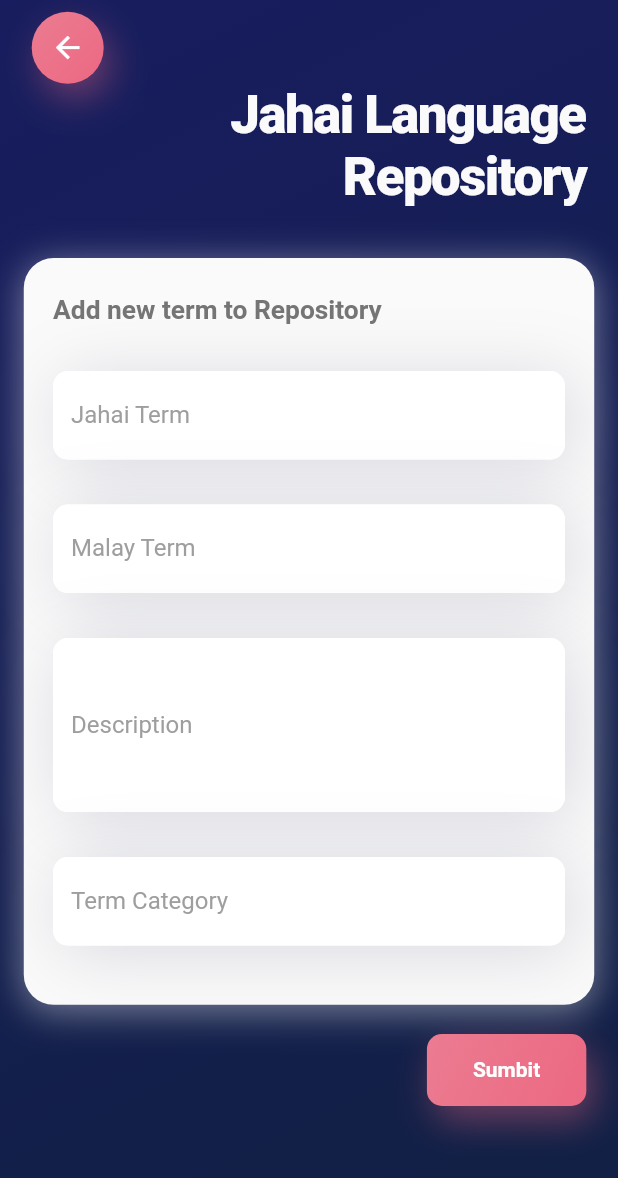
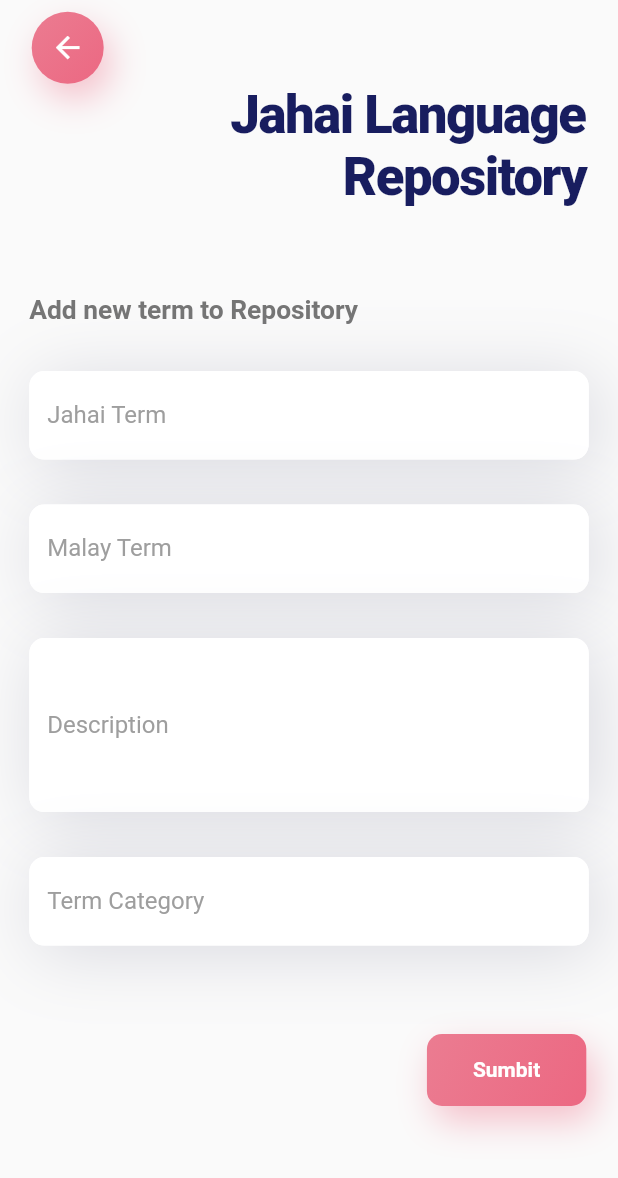
Before and after one commit to aisarnazmi/digital_jahai, a Flutter app: the LibraryScreen screen opened directly, on a phone screen of 412 x 824 dp. Shown: the top 1178 px of the screen. Run offline on Flutter 3.47's test engine with Material 2 defaults, Android fonts, the phone set to English and light mode, and no system bars; our stand-ins replace cool_alert, flutter_linkify, flutter_screenutil, modal_bottom_sheet, skeleton_text; missing offline and left inert: ms_undraw; statements that could not run were skipped.

Commit message:
change library bg color

```diff
--- a/lib/screens/library_screen.dart
+++ b/lib/screens/library_screen.dart
@@ -70,16 +70,17 @@ class _LibraryScreenState extends State<LibraryScreen> {
   @override
   Widget build(BuildContext context) {
     return Container(
-      decoration: const BoxDecoration(
-        gradient: LinearGradient(
-          begin: Alignment.topLeft,
-          end: Alignment.bottomRight,
-          colors: [
-            Color(0xff181d5f),
-            Color(0xff112043),
-          ],
-        ),
-      ),
+      color: const Color(0xfffafafa),
+      // decoration: const BoxDecoration(
+      //   gradient: LinearGradient(
+      //     begin: Alignment.topLeft,
+      //     end: Alignment.bottomRight,
+      //     colors: [
+      //       Color(0xff181d5f),
+      //       Color(0xff112043),
+      //     ],
+      //   ),
+      // ),
       child: Scaffold(
         backgroundColor: Colors.transparent,
         // backgroundColor: const Color(0xfffafafa),
@@ -137,8 +138,8 @@ class _LibraryScreenState extends State<LibraryScreen> {
                           "Jahai Language\nRepository",
                           textAlign: TextAlign.right,
                           style: TextStyle(
-                              // color: const Color(0xff181d5f),
-                              color: const Color(0xfffafafa),
+                              color: const Color(0xff181d5f),
+                              // color: const Color(0xfffafafa),
                               fontSize: 36.sp,
                               fontWeight: FontWeight.w800,
                               letterSpacing: -1),
@@ -150,26 +151,23 @@ class _LibraryScreenState extends State<LibraryScreen> {
                     height: 35.0.h,
                   ),
                   Container(
-                      margin: EdgeInsets.symmetric(horizontal: 15.0.w),
+                      // margin: EdgeInsets.symmetric(horizontal: 15.0.w),
                       padding: EdgeInsets.symmetric(
                           vertical: 25.0.h, horizontal: 20.0.h),
                       // height: MediaQuery.of(context).size.height,
-                      decoration: BoxDecoration(
-                        // borderRadius: const BorderRadius.only(
-                        //     topLeft: Radius.circular(20),
-                        //     topRight: Radius.circular(20)),
-                        borderRadius: BorderRadius.circular(20),
-                        color: const Color(0xfffafafa),
-                        boxShadow: [
-                          BoxShadow(
-                            color: Colors.white.withOpacity(0.4),
-                            spreadRadius: 1,
-                            blurRadius: 20,
-                            offset: const Offset(
-                                0, 4), // changes position of shadow
-                          ),
-                        ],
-                      ),
+                      // decoration: BoxDecoration(
+                      //   borderRadius: BorderRadius.circular(20),
+                      //   color: const Color(0xfffafafa),
+                      //   boxShadow: [
+                      //     BoxShadow(
+                      //       color: Colors.white.withOpacity(0.4),
+                      //       spreadRadius: 1,
+                      //       blurRadius: 20,
+                      //       offset: const Offset(
+                      //           0, 4), // changes position of shadow
+                      //     ),
+                      //   ],
+                      // ),
                       child: Column(
                         crossAxisAlignment: CrossAxisAlignment.start,
                         children: <Widget>[
@@ -199,7 +197,7 @@ class _LibraryScreenState extends State<LibraryScreen> {
                                   labelText: 'Jahai Term',
                                   labelStyle: TextStyle(
                                     color: Colors.grey,
-                                    backgroundColor: Colors.white,
+                                    // backgroundColor: Colors.white,
                                   ),
                                   // errorText: 'Error message',
                                   enabledBorder: OutlineInputBorder(
@@ -237,7 +235,7 @@ class _LibraryScreenState extends State<LibraryScreen> {
                                   labelText: 'Malay Term',
                                   labelStyle: TextStyle(
                                     color: Colors.grey,
-                                    backgroundColor: Colors.white,
+                                    // backgroundColor: Colors.white,
                                   ),
                                   // errorText: 'Error message',
                                   enabledBorder: OutlineInputBorder(
@@ -315,7 +313,7 @@ class _LibraryScreenState extends State<LibraryScreen> {
                                   labelText: 'Description',
                                   labelStyle: TextStyle(
                                     color: Colors.grey,
-                                    backgroundColor: Colors.white,
+                                    // backgroundColor: Colors.white,
                                   ),
                                   // errorText: 'Error message',
                                   enabledBorder: OutlineInputBorder(
@@ -353,7 +351,7 @@ class _LibraryScreenState extends State<LibraryScreen> {
                                   labelText: 'Term Category',
                                   labelStyle: TextStyle(
                                     color: Colors.grey,
-                                    backgroundColor: Colors.white,
+                                    // backgroundColor: Colors.white,
                                   ),
                                   // errorText: 'Error message',
                                   enabledBorder: OutlineInputBorder(
```
Also changed, not shown: 1 other file.
